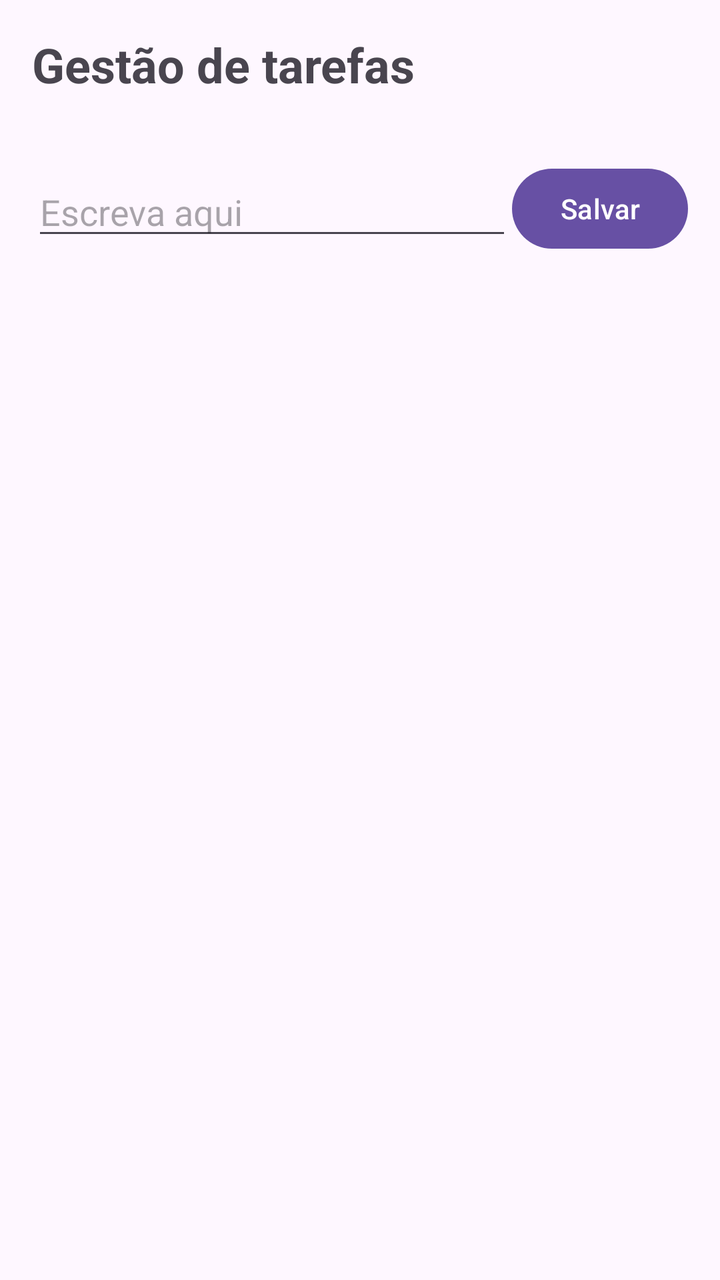
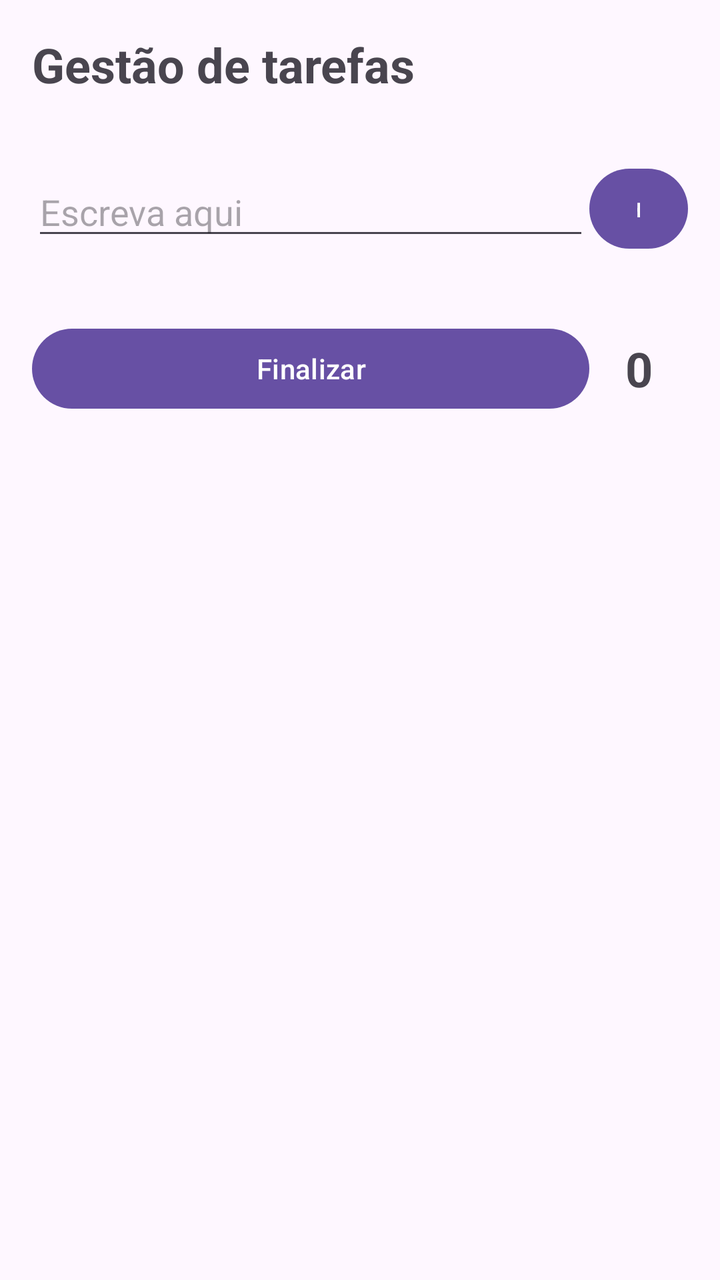

An Android layout rendered at two revisions. The XML below is the earlier revision; the diff shows what the commit changed to produce the second picture.
<!-- AndroidManifest.xml: application theme Theme.HelloWorld2 -->
<!-- res/layout/activity_main.xml -->
<?xml version="1.0" encoding="utf-8"?>
<androidx.constraintlayout.widget.ConstraintLayout
    xmlns:android="http://schemas.android.com/apk/res/android"
    xmlns:app="http://schemas.android.com/apk/res-auto"
    xmlns:tools="http://schemas.android.com/tools"

    android:id="@+id/main"
    android:layout_width="match_parent"
    android:layout_height="match_parent"
    tools:context=".MainActivity">

    
    <LinearLayout
        android:id="@+id/lytHeader"
        android:layout_width="match_parent"
        android:layout_height="wrap_content"
        android:orientation="vertical"
        android:padding="16dp"

        app:layout_constraintTop_toTopOf="parent"
        app:layout_constraintStart_toStartOf="parent"
        app:layout_constraintEnd_toEndOf="parent">

        <TextView
            android:layout_width="wrap_content"
            android:layout_height="wrap_content"
            android:text="Gestão de tarefas"
            android:textSize="24sp"
            android:textStyle="bold" />

    </LinearLayout>

    
    <LinearLayout
        android:id="@+id/lytSection"
        android:layout_width="match_parent"
        android:layout_height="wrap_content"
        android:orientation="horizontal"
        android:gravity="center_vertical"
        android:padding="16dp"

        app:layout_constraintTop_toBottomOf="@id/lytHeader"
        app:layout_constraintStart_toStartOf="parent"
        app:layout_constraintEnd_toEndOf="parent">

        <EditText
            android:id="@+id/edtTarefa"
            android:layout_width="0dp"
            android:layout_height="wrap_content"
            android:layout_weight="2"
            android:hint="Escreva aqui"
            android:inputType="text" />

        <Button
            android:id="@+id/btnEnviar"
            android:layout_width="wrap_content"
            android:layout_height="wrap_content"
            android:text="Salvar" />

    </LinearLayout>

</androidx.constraintlayout.widget.ConstraintLayout>
<!-- resources referenced by this layout -->
<resources>
  <style name="Theme.HelloWorld2" parent="Base.Theme.HelloWorld2" />
  <style name="Base.Theme.HelloWorld2" parent="Theme.Material3.DayNight.NoActionBar">
          
          
      </style>
</resources>

<!-- the commit's change to res/layout/activity_main.xml (unified diff, before → after) -->
@@ -47,16 +47,50 @@
             android:id="@+id/edtTarefa"
             android:layout_width="0dp"
             android:layout_height="wrap_content"
-            android:layout_weight="2"
+            android:layout_weight="0.85"
             android:hint="Escreva aqui"
             android:inputType="text" />
 
         <Button
-            android:id="@+id/btnEnviar"
-            android:layout_width="wrap_content"
+            android:id="@+id/btnAdd"
+            android:layout_width="0dp"
             android:layout_height="wrap_content"
-            android:text="Salvar" />
+            android:layout_weight="0.15"
+            android:text="+" />
 
     </LinearLayout>
 
+    
+    <LinearLayout
+        android:id="@+id/lytSection2"
+        android:layout_width="match_parent"
+        android:layout_height="wrap_content"
+        android:orientation="horizontal"
+        android:gravity="center_vertical"
+        android:padding="16dp"
+
+        app:layout_constraintTop_toBottomOf="@id/lytSection"
+        app:layout_constraintStart_toStartOf="parent"
+        app:layout_constraintEnd_toEndOf="parent">
+
+        <Button
+            android:id="@+id/btnEnviar"
+            android:layout_width="0dp"
+            android:layout_height="wrap_content"
+            android:layout_weight="0.85"
+            android:text="Finalizar" />
+
+        <TextView
+            android:id="@+id/txtTotalTarefa"
+            android:layout_width="0dp"
+            android:layout_height="wrap_content"
+            android:layout_weight="0.15"
+            android:gravity="center"
+            android:text="0"
+            android:textSize="24sp"
+            android:textStyle="bold" />
+
+    </LinearLayout>
+
+
 </androidx.constraintlayout.widget.ConstraintLayout>
